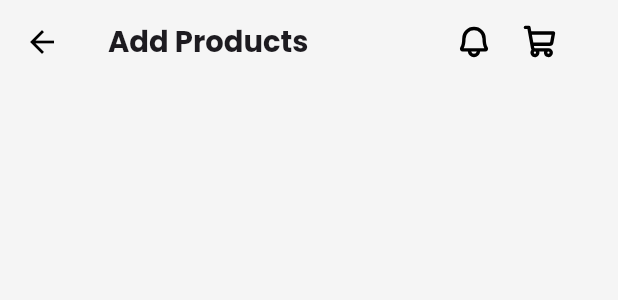
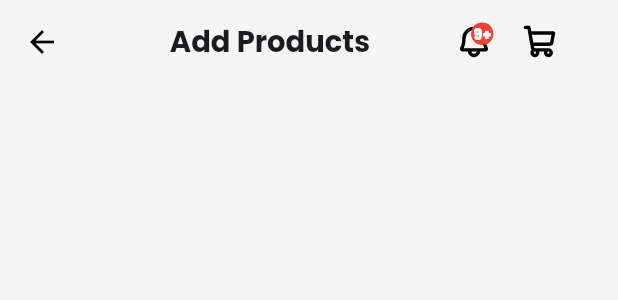
Before and after one commit to rameeswafra/mo_mobile_app, a Flutter app: the CommonAppBar widget shown alone on an empty page, opened directly, on a phone screen of 412 x 824 dp. Shown: the top 300 px of the screen. Run offline on Flutter 3.47's test engine with Material 3 defaults, Android fonts, the phone set to English and light mode, and no system bars; our stand-ins replace carousel_slider, flutter_svg, google_fonts, phosphor_flutter, sizer.

Commit message:
common app bar

```diff
--- a/lib/widgets/common_app_bar.dart
+++ b/lib/widgets/common_app_bar.dart
@@ -4,13 +4,13 @@ import 'package:phosphor_flutter/phosphor_flutter.dart';
 import 'package:sizer/sizer.dart';
 
 class CommonAppBar extends StatelessWidget implements PreferredSizeWidget {
-  final bool? isProductListPage;
+  final bool isProductListPage;
   final bool isHomePage;
   final String? title;
 
   const CommonAppBar({
     super.key,
-    this.isProductListPage = false,
+    required this.isProductListPage,
     required this.isHomePage,
     this.title,
   });
@@ -38,15 +38,47 @@ class CommonAppBar extends StatelessWidget implements PreferredSizeWidget {
               mainAxisAlignment: MainAxisAlignment.start,
               children: [SvgPicture.asset("assets/svgs/image.svg", height: 35)],
             )
-          : Text(
-              title!,
-              style: TextStyle(fontSize: 18.sp, fontWeight: FontWeight.bold),
-            ),
+          : isProductListPage
+          ? Center(
+              child: Text(
+                title ?? "",
+                style: TextStyle(fontSize: 18.sp, fontWeight: FontWeight.bold),
+              ),
+            )
+          : SizedBox.shrink(),
 
       actions: [
         Row(
           children: [
-            Icon(PhosphorIconsBold.bell, color: Colors.black),
+            Stack(
+              clipBehavior: Clip.none,
+              children: [
+                Icon(PhosphorIconsBold.bell, color: Colors.black),
+                Positioned(
+                  top: -1,
+                  right: -1,
+                  child: Container(
+                    width: 15,
+                    height: 15,
+                    decoration: BoxDecoration(
+                      color: Colors.red,
+                      shape: BoxShape.circle,
+                    ),
+                    child: Center(
+                      child: Text(
+                        "9+",
+                        style: TextStyle(
+                          fontSize: 10,
+                          fontWeight: FontWeight.w900,
+                          color: Colors.white,
+                        ),
+                      ),
+                    ),
+                  ),
+                ),
+              ],
+            ),
+
             SizedBox(width: 20),
             Icon(PhosphorIconsBold.shoppingCart, color: Colors.black),
             SizedBox(width: 40),
```
